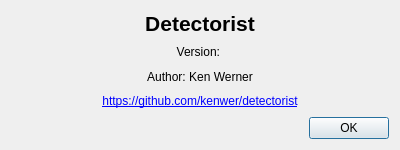
Before: the Qt Designer form detectorist/about_dialog.ui in kenwer/detectorist, drawn with Qt 5.
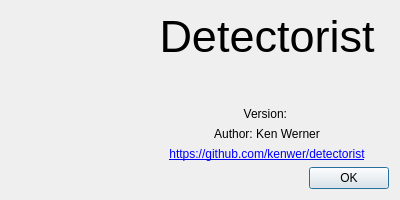
After: the same form once the commit is applied. Icons and pictures are not drawn.

Commit message: Add icon to the about dialog

Patch:
```diff
--- a/detectorist/about_dialog.ui
+++ b/detectorist/about_dialog.ui
@@ -7,30 +7,90 @@
     <x>0</x>
     <y>0</y>
     <width>400</width>
-    <height>150</height>
+    <height>200</height>
    </rect>
   </property>
+  <property name="minimumSize">
+   <size>
+    <width>400</width>
+    <height>200</height>
+   </size>
+  </property>
+  <property name="maximumSize">
+   <size>
+    <width>400</width>
+    <height>200</height>
+   </size>
+  </property>
   <property name="windowTitle">
    <string>About Detectorist</string>
   </property>
   <layout class="QVBoxLayout" name="verticalLayout">
    <item>
+    <layout class="QHBoxLayout" name="horizontalLayout">
+     <item>
+      <widget class="QLabel" name="iconLabel">
+       <property name="minimumSize">
+        <size>
+         <width>128</width>
+         <height>128</height>
+        </size>
+       </property>
+       <property name="maximumSize">
+        <size>
+         <width>128</width>
+         <height>128</height>
+        </size>
+       </property>
+       <property name="text">
+        <string/>
+       </property>
+       <property name="pixmap">
+        <pixmap resource="resources.qrc">:/icons/icon.png</pixmap>
+       </property>
+       <property name="scaledContents">
+        <bool>true</bool>
+       </property>
+       <property name="alignment">
+        <set>Qt::AlignmentFlag::AlignCenter</set>
+       </property>
+      </widget>
+     </item>
+     <item>
+      <layout class="QVBoxLayout" name="textLayout">
+       <item>
     <widget class="QLabel" name="appNameLabel">
      <property name="text">
       <string>Detectorist</string>
      </property>
      <property name="font">
       <font>
-       <pointsize>16</pointsize>
-       <weight>75</weight>
-       <bold>true</bold>
-      </font>
-     </property>
+           <pointsize>34</pointsize>
+           <kerning>true</kerning>
+           <fontweight>ExtraLight</fontweight>
+          </font>
+         </property>
+         <property name="text">
+          <string>Detectorist</string>
+         </property>
      <property name="alignment">
       <set>Qt::AlignCenter</set>
      </property>
     </widget>
    </item>
+       <item>
+        <spacer name="verticalSpacer">
+         <property name="orientation">
+          <enum>Qt::Orientation::Vertical</enum>
+         </property>
+         <property name="sizeHint" stdset="0">
+          <size>
+           <width>20</width>
+           <height>40</height>
+          </size>
+         </property>
+        </spacer>
+       </item>
    <item>
     <widget class="QLabel" name="versionLabel">
      <property name="text">
@@ -64,6 +124,10 @@
      </property>
     </widget>
    </item>
+      </layout>
+     </item>
+    </layout>
+   </item>
    <item>
     <widget class="QDialogButtonBox" name="buttonBox">
      <property name="orientation">
```
Left out of the diff: 21 changed lines with no effect on the pictures. Lines whose indentation alone changed are shown as unchanged. The commit also changes 4 other files.
